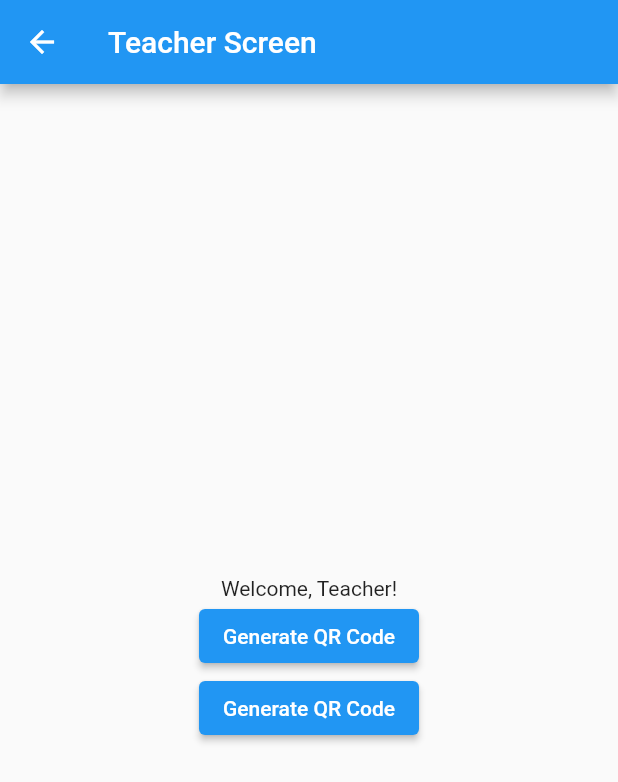
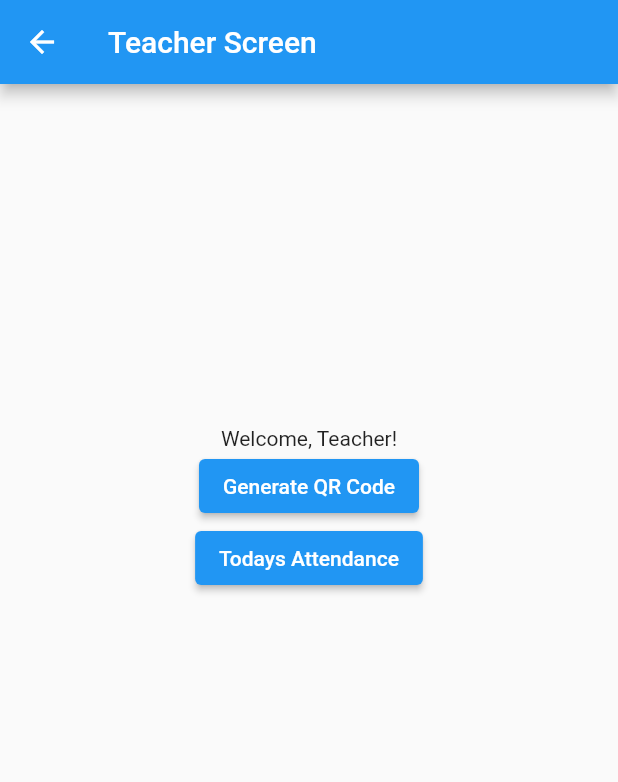
Before and after one commit to zain-sajid/smart-attendance-flutter, a Flutter app: the TutorScreen screen opened by its route, on a phone screen of 412 x 824 dp. Shown: the top 782 px of the screen. Run offline on Flutter 3.47's test engine with Material 2 defaults, Android fonts, the phone set to English and light mode, and no system bars; our stand-ins replace cloud_firestore, firebase_core, qr_flutter; missing offline and left inert: qr_code_scanner; accounts and stored records are empty.

Commit message:
random changes

```diff
--- a/lib/main.dart
+++ b/lib/main.dart
@@ -1,3 +1,5 @@
+import 'dart:math';
+
 import 'package:flutter/material.dart';
 import 'package:qr_flutter/qr_flutter.dart';
 import 'package:intl/intl.dart';
@@ -68,7 +70,9 @@ class TutorScreen extends StatelessWidget {
         title: Text('Teacher Screen'),
       ),
       body: Center(
-          child: Column(mainAxisAlignment: MainAxisAlignment.center, children: [
+          child: Column(
+        mainAxisAlignment: MainAxisAlignment.center,
+        children: [
           Text('Welcome, Teacher!'),
           ElevatedButton(
             onPressed: () {
@@ -78,11 +82,13 @@ class TutorScreen extends StatelessWidget {
           ),
           ElevatedButton(
             onPressed: () {
-            fetchAttendance();
+              // fetchAttendance();
             },
-          child: Text('Generate QR Code'),
-        )
-      ])),
+            child: Text("Todays Attendance"),
+          ),
+          StudentListWidget()
+        ],
+      )),
     );
   }
 }
@@ -214,6 +220,26 @@ class _QRCodeScannerState extends State<QRCodeScanner> {
   }
 }
 
+class Student {
+  final String name;
+
+  Student({required this.name});
+
+  factory Student.fromJson(String json) {
+    return Student(
+      name: json,
+    );
+  }
+}
+
+class StudentListWidget extends StatefulWidget {
+  @override
+  _StudentListWidgetState createState() => _StudentListWidgetState();
+}
+
+class _StudentListWidgetState extends State<StudentListWidget> {
+  late List<Student> students = [];
+
   Future<void> fetchAttendance() async {
     try {
       // Get the current date
@@ -227,8 +253,36 @@ Future<void> fetchAttendance() async {
           .get();
 
       final data = doc.data() as Map<String, dynamic>;
-    print(data);
+
+      print(data['students']);
+
+      setState(() {
+        students = List<Student>.from(
+            data['students'].map((x) => Student.fromJson(x)));
+      });
     } catch (e) {
       print('Error fetching attendance: $e');
     }
   }
+
+  @override
+  void initState() {
+    super.initState();
+    fetchAttendance();
+  }
+
+  @override
+  Widget build(BuildContext context) {
+    return Container(
+      height: 200,
+      child: ListView.builder(
+        itemCount: students.length,
+        itemBuilder: (context, index) {
+          return ListTile(
+            title: Text(students[index].name),
+          );
+        },
+      ),
+    );
+  }
+}
```
Lines whose indentation alone changed are shown as unchanged.
